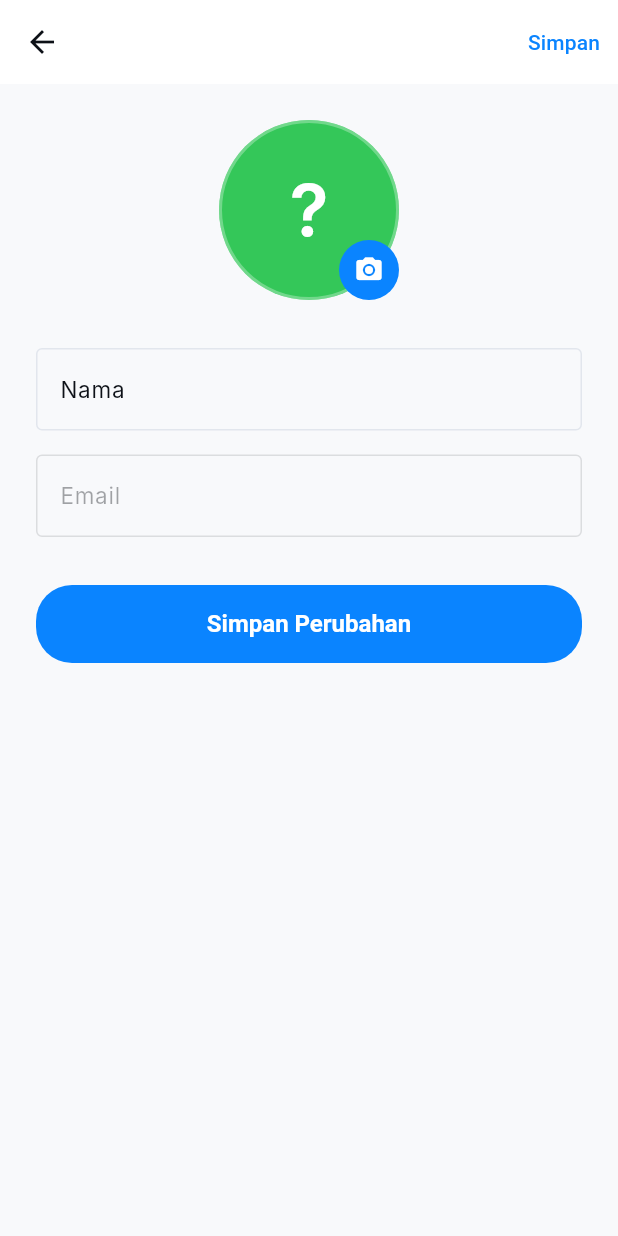
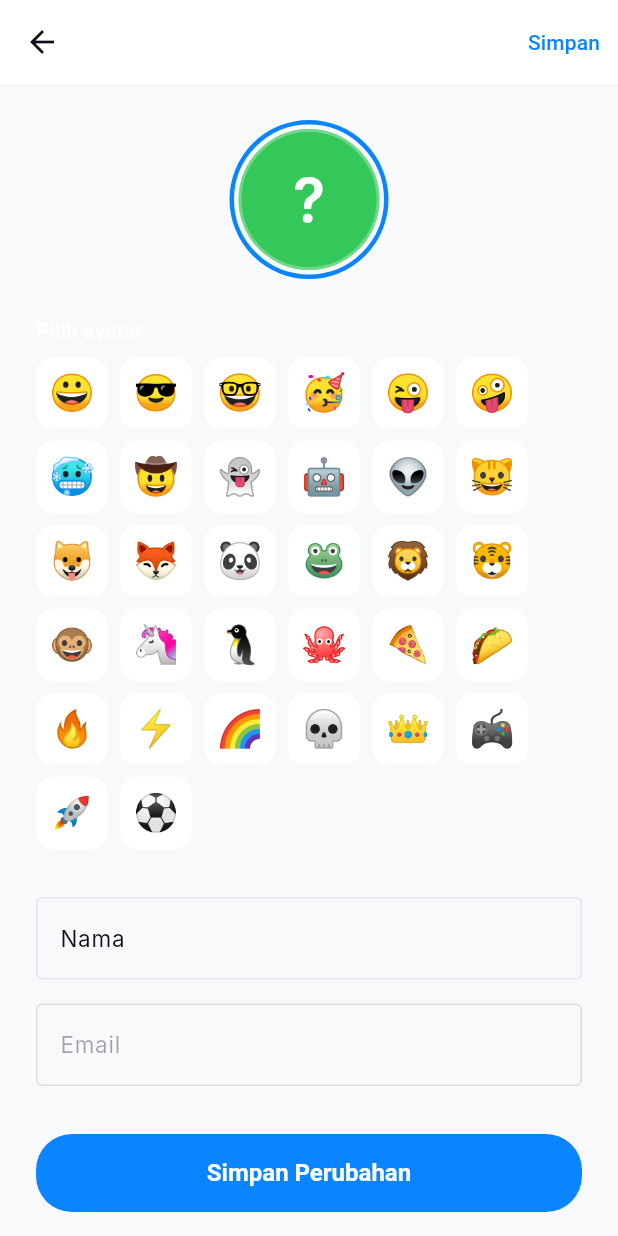
Before and after one commit to galangpramudito/ManganSage-chat-apps-, a Flutter app: the EditProfileScreen screen opened directly, on a phone screen of 412 x 824 dp. Run offline on Flutter 3.47's test engine with Material 3 defaults, Android fonts, the phone set to English and light mode, and no system bars; our stand-ins replace dio, firebase_core, firebase_messaging, flutter_local_notifications, flutter_riverpod, flutter_secure_storage and 3 more; accounts and stored records are empty; generated files the repository leaves out were written again; Roboto replaces fonts that are missing (Inter).

Commit message:
perbaikan flutter

```diff
--- a/app/lib/features/auth/screens/edit_profile_screen.dart
+++ b/app/lib/features/auth/screens/edit_profile_screen.dart
@@ -1,14 +1,19 @@
-import 'dart:io';
-
 import 'package:flutter/material.dart';
 import 'package:flutter_riverpod/flutter_riverpod.dart';
-import 'package:image_picker/image_picker.dart';
 
 import '../../../core/theme/app_spacing.dart';
 import '../../../shared/widgets/avatar_widget.dart';
 import '../../../shared/widgets/primary_button.dart';
 import '../providers/auth_notifier.dart';
 import '../providers/profile_notifier.dart';
+
+/// Pilihan emoji avatar — buat lucu-lucuan antar teman.
+const _avatarEmojis = [
+  '😀', '😎', '🤓', '🥳', '😜', '🤪', '🥶', '🤠',
+  '👻', '🤖', '👽', '🐱', '🐶', '🦊', '🐼', '🐸',
+  '🦁', '🐯', '🐵', '🦄', '🐧', '🐙', '🍕', '🌮',
+  '🔥', '⚡', '🌈', '💀', '👑', '🎮', '🚀', '⚽',
+];
 
 class EditProfileScreen extends ConsumerStatefulWidget {
   const EditProfileScreen({super.key});
@@ -20,7 +25,7 @@ class EditProfileScreen extends ConsumerStatefulWidget {
 class _EditProfileScreenState extends ConsumerState<EditProfileScreen> {
   final _formKey = GlobalKey<FormState>();
   late final TextEditingController _nameCtrl;
-  File? _selectedImage;
+  String? _selectedEmoji;
   bool _isLoading = false;
   String? _error;
 
@@ -29,20 +34,13 @@ class _EditProfileScreenState extends ConsumerState<EditProfileScreen> {
     super.initState();
     final user = ref.read(authNotifierProvider).value;
     _nameCtrl = TextEditingController(text: user?.name ?? '');
+    _selectedEmoji = user?.avatar;
   }
 
   @override
   void dispose() {
     _nameCtrl.dispose();
     super.dispose();
-  }
-
-  Future<void> _pickImage() async {
-    final picker = ImagePicker();
-    final image = await picker.pickImage(source: ImageSource.gallery, maxWidth: 800);
-    if (image != null) {
-      setState(() => _selectedImage = File(image.path));
-    }
   }
 
   Future<void> _submit() async {
@@ -56,12 +54,12 @@ class _EditProfileScreenState extends ConsumerState<EditProfileScreen> {
     try {
       await ref.read(profileProvider.notifier).updateProfile(
             name: _nameCtrl.text.trim(),
-            avatarFile: _selectedImage,
+            avatar: _selectedEmoji,
           );
       if (!mounted) return;
       Navigator.pop(context);
       ScaffoldMessenger.of(context).showSnackBar(
-        const SnackBar(content: Text('Profile berhasil diupdate')),
+        const SnackBar(content: Text('Profil berhasil diupdate')),
       );
     } catch (e) {
       setState(() => _error = e.toString());
@@ -77,7 +75,7 @@ class _EditProfileScreenState extends ConsumerState<EditProfileScreen> {
 
     return Scaffold(
       appBar: AppBar(
-        title: const Text('Edit Profile'),
+        title: const Text('Edit Profil'),
         actions: [
           TextButton(
             onPressed: _isLoading ? null : _submit,
@@ -90,34 +88,32 @@ class _EditProfileScreenState extends ConsumerState<EditProfileScreen> {
         child: ListView(
           padding: const EdgeInsets.all(AppSpacing.lg),
           children: [
-            // Avatar
+            // Preview avatar emoji terpilih.
             Center(
-              child: Stack(
-                children: [
-                  if (_selectedImage != null)
-                    CircleAvatar(
-                      radius: 60,
-                      backgroundImage: FileImage(_selectedImage!),
-                    )
-                  else
-                    AvatarWidget(
-                      name: user?.name ?? '',
-                      photoUrl: user?.avatar,
-                      size: 120,
-                    ),
-                  Positioned(
-                    bottom: 0,
-                    right: 0,
-                    child: CircleAvatar(
-                      backgroundColor: theme.colorScheme.primary,
-                      child: IconButton(
-                        icon: const Icon(Icons.camera_alt, color: Colors.white, size: 20),
-                        onPressed: _pickImage,
-                      ),
-                    ),
+              child: AvatarWidget(
+                name: user?.name ?? '',
+                emoji: _selectedEmoji,
+                size: 100,
+                ringColor: theme.colorScheme.primary,
+                ringWidth: 3,
+              ),
+            ),
+            const SizedBox(height: AppSpacing.lg),
+
+            // Grid emoji picker.
+            Text('Pilih avatar', style: theme.textTheme.titleSmall),
+            const SizedBox(height: AppSpacing.sm),
+            Wrap(
+              spacing: AppSpacing.sm,
+              runSpacing: AppSpacing.sm,
+              children: [
+                for (final e in _avatarEmojis)
+                  _EmojiChip(
+                    emoji: e,
+                    selected: _selectedEmoji == e,
+                    onTap: () => setState(() => _selectedEmoji = e),
                   ),
-                ],
-              ),
+              ],
             ),
             const SizedBox(height: AppSpacing.xl),
 
@@ -128,7 +124,8 @@ class _EditProfileScreenState extends ConsumerState<EditProfileScreen> {
                 labelText: 'Nama',
                 border: OutlineInputBorder(),
               ),
-              validator: (v) => v?.trim().isEmpty ?? true ? 'Nama wajib diisi' : null,
+              validator: (v) =>
+                  v?.trim().isEmpty ?? true ? 'Nama wajib diisi' : null,
             ),
             const SizedBox(height: AppSpacing.md),
 
@@ -144,10 +141,7 @@ class _EditProfileScreenState extends ConsumerState<EditProfileScreen> {
 
             if (_error != null) ...[
               const SizedBox(height: AppSpacing.md),
-              Text(
-                _error!,
-                style: TextStyle(color: theme.colorScheme.error),
-              ),
+              Text(_error!, style: TextStyle(color: theme.colorScheme.error)),
             ],
 
             const SizedBox(height: AppSpacing.xl),
@@ -162,3 +156,39 @@ class _EditProfileScreenState extends ConsumerState<EditProfileScreen> {
     );
   }
 }
+
+class _EmojiChip extends StatelessWidget {
+  const _EmojiChip({
+    required this.emoji,
+    required this.selected,
+    required this.onTap,
+  });
+
+  final String emoji;
+  final bool selected;
+  final VoidCallback onTap;
+
+  @override
+  Widget build(BuildContext context) {
+    final theme = Theme.of(context);
+    return InkWell(
+      onTap: onTap,
+      borderRadius: BorderRadius.circular(AppRadius.card),
+      child: Container(
+        width: 48,
+        height: 48,
+        alignment: Alignment.center,
+        decoration: BoxDecoration(
+          color: selected
+              ? theme.colorScheme.primaryContainer
+              : theme.colorScheme.surfaceContainerHigh,
+          borderRadius: BorderRadius.circular(AppRadius.card),
+          border: selected
+              ? Border.all(color: theme.colorScheme.primary, width: 2)
+              : null,
+        ),
+        child: Text(emoji, style: const TextStyle(fontSize: 24)),
+      ),
+    );
+  }
+}
--- a/app/lib/features/messages/screens/chat_room_screen.dart
+++ b/app/lib/features/messages/screens/chat_room_screen.dart
@@ -172,7 +172,7 @@ class _ChatRoomScreenState extends ConsumerState<ChatRoomScreen> {
           children: [
             AvatarWidget(
               name: widget.participant.name,
-              photoUrl: widget.participant.avatar,
+              emoji: widget.participant.avatar,
               size: AvatarSize.small,
             ),
             const SizedBox(width: AppSpacing.sm),
--- a/app/lib/shared/widgets/avatar_widget.dart
+++ b/app/lib/shared/widgets/avatar_widget.dart
@@ -1,28 +1,28 @@
-import 'package:cached_network_image/cached_network_image.dart';
 import 'package:flutter/material.dart';
 import '../../core/theme/app_spacing.dart';
 import '../utils/initials.dart';
 
-/// Avatar lingkaran dengan inisial deterministik (atau foto profil bila ada).
+/// Avatar lingkaran: emoji pilihan user (kalau ada), atau inisial deterministik.
 ///
 /// Aturan (design-spec.md §5):
 /// - Bentuk: lingkaran penuh
-/// - Inisial: 2 huruf (1 huruf untuk nama 1 kata)
 /// - Background: deterministik dari hash nama → konsisten lintas perangkat
+/// - Emoji ditaruh di tengah; kalau kosong, pakai inisial 2 huruf
 /// - Inner ring `2px solid rgba(255,255,255,0.3)` untuk kesan premium
-/// - Teks inisial putih
 class AvatarWidget extends StatelessWidget {
   const AvatarWidget({
     super.key,
     required this.name,
-    this.photoUrl,
+    this.emoji,
     this.size = AvatarSize.large,
     this.ringColor,
     this.ringWidth = 0,
   });
 
   final String name;
-  final String? photoUrl;
+
+  /// Emoji avatar (1–2 karakter). Null/empty → fallback ke inisial.
+  final String? emoji;
   final double size;
 
   /// Ring di LUAR avatar (mis. accent ring untuk profile screen).
@@ -34,6 +34,7 @@ class AvatarWidget extends StatelessWidget {
   Widget build(BuildContext context) {
     final initials = Initials.from(name);
     final bgColor = Initials.colorFor(name);
+    final hasEmoji = emoji != null && emoji!.isNotEmpty;
 
     final inner = Container(
       width: size,
@@ -46,16 +47,19 @@ class AvatarWidget extends StatelessWidget {
       child: Stack(
         fit: StackFit.expand,
         children: [
-          // Foto atau inisial.
-          photoUrl != null && photoUrl!.isNotEmpty
-              ? CachedNetworkImage(
-                  imageUrl: photoUrl!,
-                  fit: BoxFit.cover,
-                  fadeInDuration: const Duration(milliseconds: 200),
-                  placeholder: (_, _) => _initialsLayer(initials),
-                  errorWidget: (_, _, _) => _initialsLayer(initials),
-                )
-              : _initialsLayer(initials),
+          Center(
+            child: hasEmoji
+                ? Text(emoji!, style: TextStyle(fontSize: size * 0.5))
+                : Text(
+                    initials,
+                    style: TextStyle(
+                      color: Colors.white,
+                      fontSize: size * 0.4,
+                      fontWeight: FontWeight.w600,
+                      height: 1,
+                    ),
+                  ),
+          ),
           // Inner ring rgba(255,255,255,0.3) — premium touch.
           DecoratedBox(
             decoration: BoxDecoration(
@@ -85,18 +89,4 @@ class AvatarWidget extends StatelessWidget {
 
     return inner;
   }
-
-  Widget _initialsLayer(String initials) {
-    return Center(
-      child: Text(
-        initials,
-        style: TextStyle(
-          color: Colors.white,
-          fontSize: size * 0.4,
-          fontWeight: FontWeight.w600,
-          height: 1,
-        ),
-      ),
-    );
-  }
 }
--- a/app/lib/shared/widgets/conversation_tile.dart
+++ b/app/lib/shared/widgets/conversation_tile.dart
@@ -41,7 +41,7 @@ class ConversationTile extends StatelessWidget {
             children: [
               AvatarWidget(
                 name: conversation.participant.name,
-                photoUrl: conversation.participant.avatar,
+                emoji: conversation.participant.avatar,
               ),
               const SizedBox(width: AppSpacing.md),
               Expanded(
--- a/app/lib/shared/widgets/message_bubble.dart
+++ b/app/lib/shared/widgets/message_bubble.dart
@@ -111,7 +111,7 @@ class MessageBubble extends StatelessWidget {
               child: isFirstInGroup
                   ? AvatarWidget(
                       name: participantName ?? '?',
-                      photoUrl: participantAvatarUrl,
+                      emoji: participantAvatarUrl,
                       size: AvatarSize.small,
                     )
                   : const SizedBox.shrink(),
--- a/app/lib/shared/widgets/user_tile.dart
+++ b/app/lib/shared/widgets/user_tile.dart
@@ -42,7 +42,7 @@ class UserTile extends StatelessWidget {
             children: [
               Stack(
                 children: [
-                  AvatarWidget(name: user.name, photoUrl: user.avatar),
+                  AvatarWidget(name: user.name, emoji: user.avatar),
                   if (user.isOnline)
                     Positioned(
                       right: 0,
--- a/app/pubspec.yaml
+++ b/app/pubspec.yaml
@@ -42,14 +42,12 @@ dependencies:
   path: ^1.9.1
   flutter_secure_storage: ^10.3.1
   go_router: ^17.2.3
-  cached_network_image: ^3.4.1
   firebase_core: ^4.9.0
   firebase_messaging: ^16.2.2
   flutter_local_notifications: ^21.0.0
   intl: ^0.20.2
   json_annotation: ^4.12.0
   web_socket_channel: ^3.0.3
-  image_picker: ^1.0.7
 
 dev_dependencies:
   flutter_test:
```
Also changed, not shown: app/lib/features/auth/providers/profile_notifier.dart (+7 -35 lines), app/lib/features/profile/screens/profile_screen.dart (+45 -8 lines), app/lib/features/auth/providers/profile_notifier.g.dart, app/pubspec.lock.
